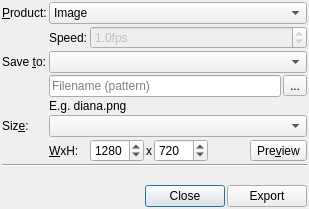
Qt form src/export/export_image_dialog.ui (metno/diana) before a commit.
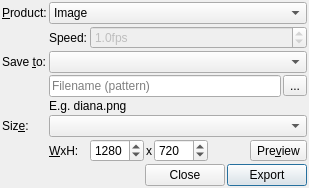
The same form after that commit.

Commit message: export: message in "export" button

Patch:
```diff
--- a/src/export/export_image_dialog.ui
+++ b/src/export/export_image_dialog.ui
@@ -116,14 +116,7 @@
      </property>
     </widget>
    </item>
-   <item row="9" column="0" colspan="3">
-    <widget class="QLabel" name="labelMessage">
-     <property name="text">
-      <string notr="true"/>
-     </property>
-    </widget>
-   </item>
-   <item row="10" column="0" colspan="3">
+   <item row="8" column="0" colspan="3">
     <layout class="QHBoxLayout" name="horizontalLayout">
      <item>
       <spacer name="spacerButtons">
@@ -143,12 +136,21 @@
        <property name="text">
         <string>Close</string>
        </property>
+       <property name="autoDefault">
+        <bool>false</bool>
+       </property>
       </widget>
      </item>
      <item>
       <widget class="QPushButton" name="buttonExport">
        <property name="text">
-        <string>Export</string>
+        <string notr="true">Export</string>
+       </property>
+       <property name="autoDefault">
+        <bool>false</bool>
+       </property>
+       <property name="default">
+        <bool>true</bool>
        </property>
       </widget>
      </item>
@@ -261,13 +263,6 @@
      </item>
     </layout>
    </item>
-   <item row="8" column="0" colspan="3">
-    <widget class="Line" name="line">
-     <property name="orientation">
-      <enum>Qt::Horizontal</enum>
-     </property>
-    </widget>
-   </item>
   </layout>
  </widget>
  <tabstops>
```
The commit also changes 2 other files.
